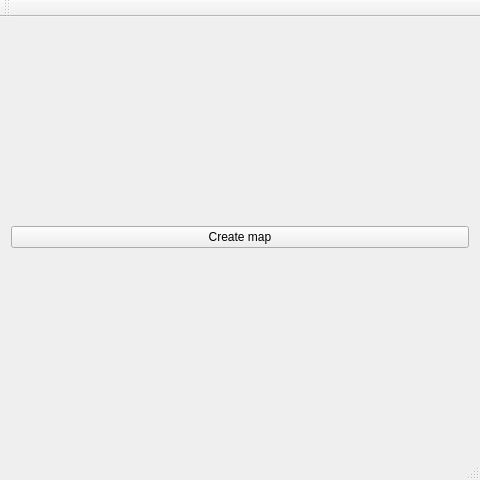
madmilla/THO78-Roborescue, file Owen_Hoogenboezem/mapping/mainwindow.ui: the form before one commit.
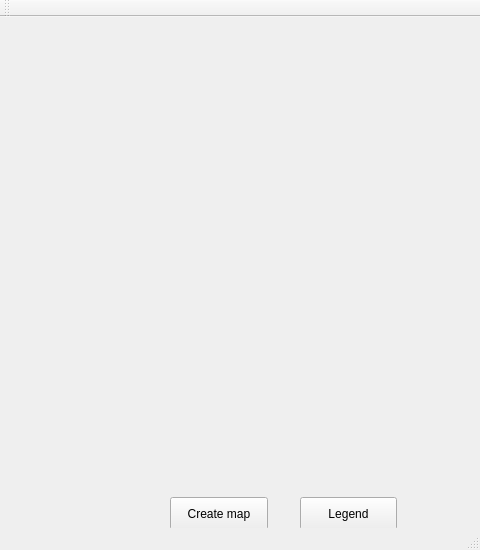
The form after the commit.

```diff
--- a/Owen_Hoogenboezem/mapping/mainwindow.ui
+++ b/Owen_Hoogenboezem/mapping/mainwindow.ui
@@ -7,28 +7,51 @@
     <x>0</x>
     <y>0</y>
     <width>480</width>
-    <height>480</height>
+    <height>550</height>
    </rect>
   </property>
   <property name="minimumSize">
    <size>
     <width>480</width>
-    <height>480</height>
+    <height>550</height>
+   </size>
+  </property>
+  <property name="maximumSize">
+   <size>
+    <width>480</width>
+    <height>550</height>
    </size>
   </property>
   <property name="windowTitle">
    <string>MainWindow</string>
   </property>
   <widget class="QWidget" name="centralWidget">
-   <layout class="QGridLayout" name="gridLayout">
-    <item row="1" column="0">
      <widget class="QPushButton" name="pushButton">
+    <property name="geometry">
+     <rect>
+      <x>170</x>
+      <y>480</y>
+      <width>98</width>
+      <height>33</height>
+     </rect>
+    </property>
       <property name="text">
        <string>Create map</string>
       </property>
      </widget>
-    </item>
-   </layout>
+   <widget class="QPushButton" name="pushButton_2">
+    <property name="geometry">
+     <rect>
+      <x>300</x>
+      <y>480</y>
+      <width>97</width>
+      <height>33</height>
+     </rect>
+    </property>
+    <property name="text">
+     <string>Legend</string>
+    </property>
+   </widget>
   </widget>
   <widget class="QMenuBar" name="menuBar">
    <property name="geometry">
```
Lines whose indentation alone changed are shown as unchanged.
